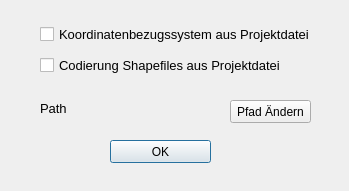
First picture: the form in tools/gui_options.ui, repository klausib/VogisMenu, before the edit.
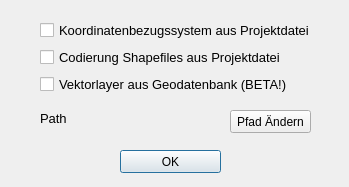
Second picture: the form after the edit.

Commit message: Neue Version 1.2.6 - mit der Option eine datenbank auszuwählen

What changed in the file:
```diff
--- a/tools/gui_options.ui
+++ b/tools/gui_options.ui
@@ -7,7 +7,7 @@
     <x>0</x>
     <y>0</y>
     <width>349</width>
-    <height>191</height>
+    <height>187</height>
    </rect>
   </property>
   <property name="windowTitle">
@@ -16,8 +16,8 @@
   <widget class="QPushButton" name="ButtonSave">
    <property name="geometry">
     <rect>
-     <x>110</x>
-     <y>140</y>
+     <x>120</x>
+     <y>150</y>
      <width>101</width>
      <height>23</height>
     </rect>
@@ -31,8 +31,8 @@
     <rect>
      <x>40</x>
      <y>20</y>
-     <width>269</width>
-     <height>61</height>
+     <width>270</width>
+     <height>77</height>
     </rect>
    </property>
    <layout class="QVBoxLayout" name="verticalLayout">
@@ -60,13 +60,25 @@
       </property>
      </widget>
     </item>
+    <item>
+     <widget class="QCheckBox" name="ckDb">
+      <property name="font">
+       <font>
+        <pointsize>10</pointsize>
+       </font>
+      </property>
+      <property name="text">
+       <string>Vektorlayer aus Geodatenbank (BETA!)</string>
+      </property>
+     </widget>
+    </item>
    </layout>
   </widget>
   <widget class="QPushButton" name="ButtonPath">
    <property name="geometry">
     <rect>
      <x>230</x>
-     <y>100</y>
+     <y>110</y>
      <width>81</width>
      <height>23</height>
     </rect>
@@ -79,7 +91,7 @@
    <property name="geometry">
     <rect>
      <x>40</x>
-     <y>90</y>
+     <y>100</y>
      <width>181</width>
      <height>37</height>
     </rect>
```
The commit also changes 16 other files.
